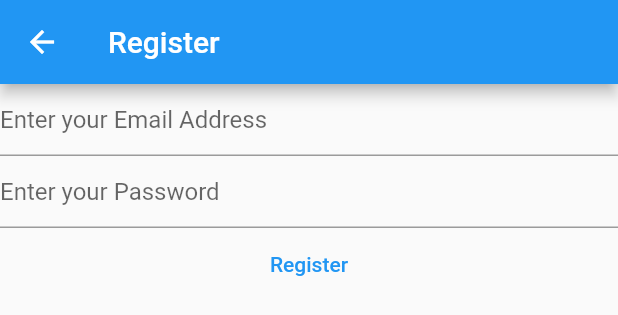
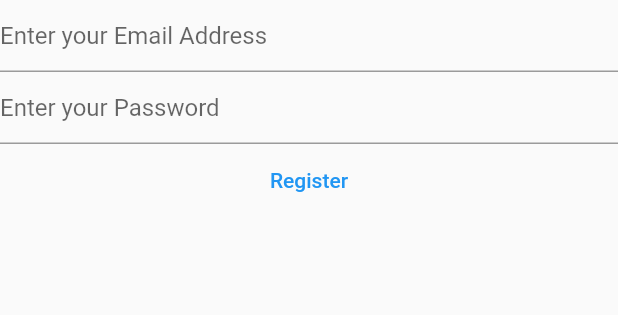
Before and after one commit to Ayush-004/My-Notes, a Flutter app: the RegisterView widget shown alone on an empty page, opened directly, on a phone screen of 412 x 824 dp. Shown: the top 315 px of the screen. Run offline on Flutter 3.47's test engine with Material 2 defaults, Android fonts, the phone set to English and light mode, and no system bars; our stand-ins replace firebase_auth, firebase_core; accounts and stored records are empty.

```diff
--- a/lib/views/register_view.dart
+++ b/lib/views/register_view.dart
@@ -33,17 +33,6 @@ class _RegisterViewState extends State<RegisterView> {
   }
 
   Widget build(BuildContext context) {
-    return Scaffold(
-      appBar: AppBar(
-        title: Text('Register'),
-      ),
-      body: FutureBuilder(
-        future: Firebase.initializeApp(
-            options: DefaultFirebaseOptions.currentPlatform),
-        builder: (context, snapshot) {
-          switch (snapshot.connectionState) {
-            case ConnectionState.done:
-              // TODO: Handle this case.
     return Column(
       children: [
         TextField(
@@ -90,11 +79,5 @@ class _RegisterViewState extends State<RegisterView> {
         ),
       ],
     );
-            default:
-              return const Text('Loading...');
-          }
-        },
-      ),
-    );
   }
 }
```
Also changed, not shown: lib/main.dart (+35 -8 lines), lib/views/login_view.dart (+6 -20 lines). Lines whose indentation alone changed are shown as unchanged.
